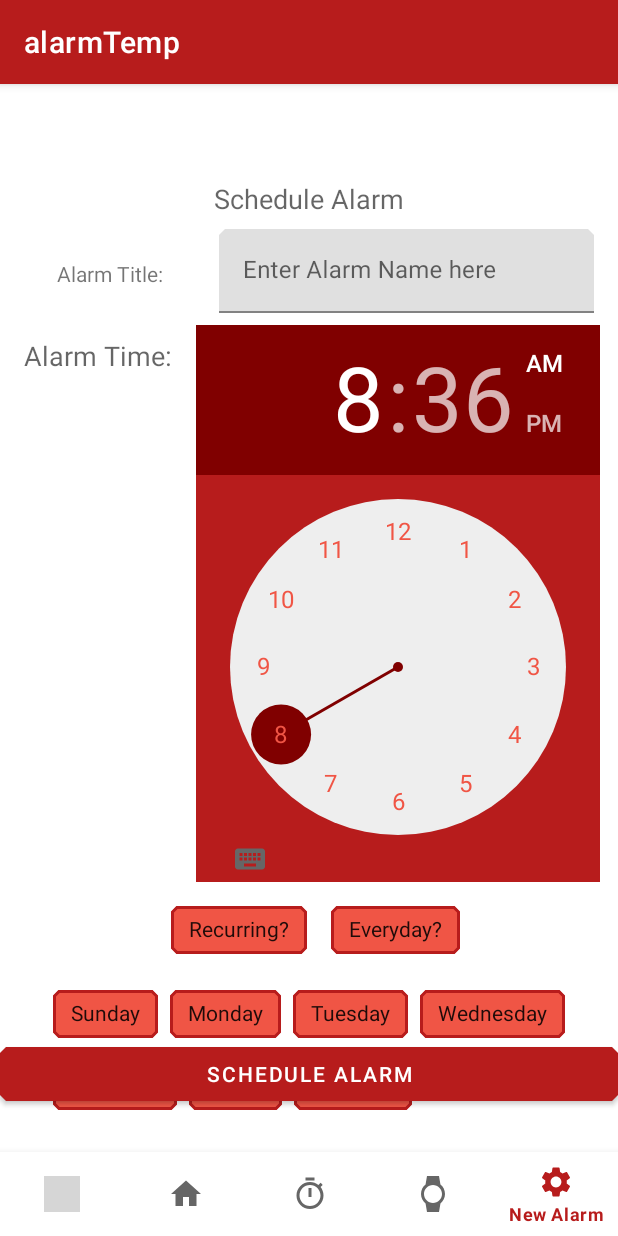
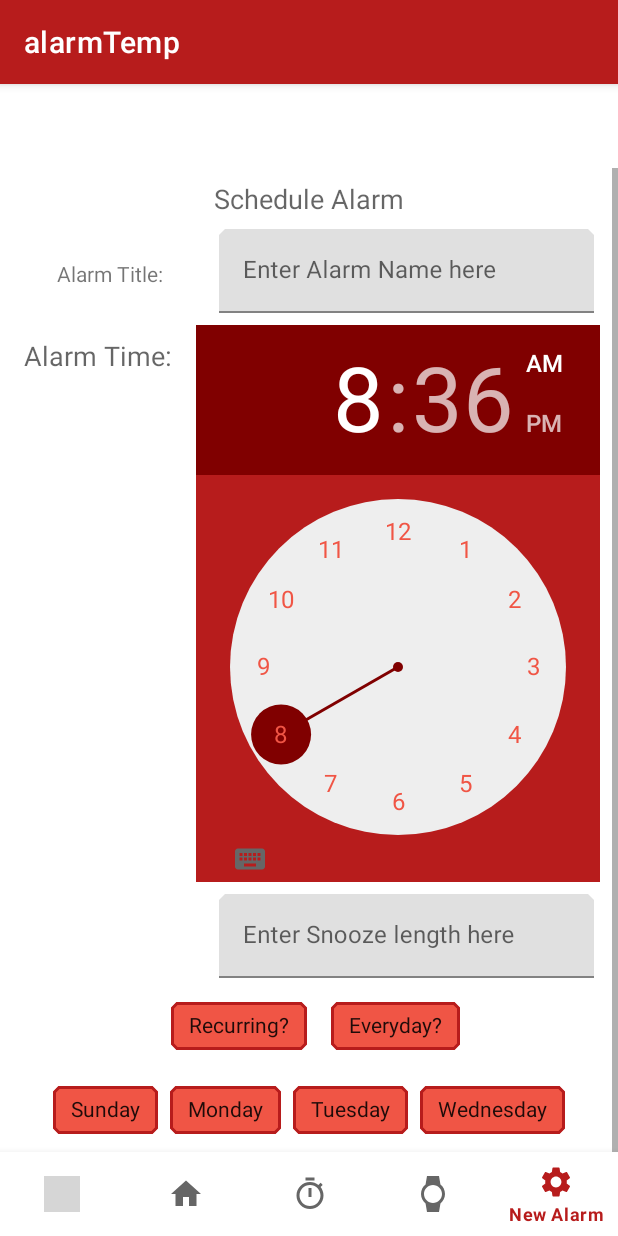
Before and after one commit to gosooners345/SuperClock, an Android app: the CreateAlarmFragment screen opened through its navigation route, on a phone screen of 412 x 824 dp. Run offline under Robolectric (Android 15) with nearby library versions, the phone set to English and light mode, and no system bars; our stand-ins replace ButterKnife, Room's generated code, navigation-ui; grey boxes are pictures that could not be loaded.

Commit message:
Add snooze box for custom snooze lengths
Signed-off-by: Brandon Guerin <BoomerSooner12345@gmail.com>

```diff
--- a/app/src/main/java/com/superclock/release1/MainActivity.kt
+++ b/app/src/main/java/com/superclock/release1/MainActivity.kt
@@ -35,7 +35,5 @@ class MainActivity : AppCompatActivity() {
         setupActionBarWithNavController(navController, appBarConfiguration)
         navView.setupWithNavController(navController)
     }
-    companion object{
-        lateinit var alarmList : List<Alarm>
-    }
+
 }
--- a/app/src/main/java/com/superclock/release1/data/AlarmRepository.kt
+++ b/app/src/main/java/com/superclock/release1/data/AlarmRepository.kt
@@ -10,7 +10,7 @@ import com.superclock.release1.async.UpdateAsync
 
 class AlarmRepository(application: Application?) {
     //private val alarmDao: AlarmDao
-    val db : AlarmDatabase = AlarmDatabase.getDatabase(application)
+    private val db : AlarmDatabase = AlarmDatabase.getDatabase(application)
 
 
     fun insert(alarm: Alarm?) {
--- a/app/src/main/java/com/superclock/release1/receivers/AlarmBroadcastReceiver.kt
+++ b/app/src/main/java/com/superclock/release1/receivers/AlarmBroadcastReceiver.kt
@@ -34,9 +34,8 @@ class AlarmBroadcastReceiver : BroadcastReceiver()
 
     private fun alarmIsToday(intent: Intent): Boolean {
         val calendar: Calendar = Calendar.getInstance()
-        calendar.setTimeInMillis(System.currentTimeMillis())
-        val today: Int = calendar.get(Calendar.DAY_OF_WEEK)
-        when (today) {
+        calendar.timeInMillis = System.currentTimeMillis()
+        when (calendar.get(Calendar.DAY_OF_WEEK)) {
             Calendar.MONDAY -> {
                 return intent.getBooleanExtra(MONDAY, false)
             }
@@ -92,6 +91,7 @@ class AlarmBroadcastReceiver : BroadcastReceiver()
         const val RECURRING = "RECURRING"
         const val EVERYDAY = "EVERYDAY"
         const val TITLE = "TITLE"
+        const val SNOOZE = "SNOOZE"
     }
 
 }
--- a/app/src/main/java/com/superclock/release1/ui/createalarms/CreateAlarmFragment.kt
+++ b/app/src/main/java/com/superclock/release1/ui/createalarms/CreateAlarmFragment.kt
@@ -33,6 +33,7 @@ class CreateAlarmFragment : Fragment() {
     var timePicker: TimePicker? = null
 var recurrDaysChipGroup: ChipGroup? = null
     var recurrChipGroup: ChipGroup?=null
+    var snoozeLength : TextInputLayout? = null
     var title: TextInputLayout? = null
     var scheduleAlarm: Button? = null
     var recurring: Chip? = null
@@ -63,21 +64,22 @@ var recurrDaysChipGroup: ChipGroup? = null
         container: ViewGroup?,
         savedInstanceState: Bundle?
     ): View? {
-        val view = inflater.inflate(R.layout.fragment_alarm_create,container,false)
-        ButterKnife.bind(this,view)
+        val view = inflater.inflate(R.layout.fragment_alarm_create, container, false)
+        ButterKnife.bind(this, view)
         timePicker = view.findViewById<TimePicker>(R.id.timePicker)
-        recurrDaysChipGroup= view.findViewById(R.id.recurringDaysChipGroup)
-        title= view.findViewById(R.id.alarmTitle)
+        recurrDaysChipGroup = view.findViewById(R.id.recurringDaysChipGroup)
+        title = view.findViewById(R.id.alarmTitle)
         scheduleAlarm = view.findViewById(R.id.scheduleAlarm)
-        recurring=view.findViewById(R.id.recurringChip)
-        everyday=view.findViewById(R.id.everydayChip)
-sun=view.findViewById(R.id.sundayChip)
-        mon =view.findViewById(R.id.mondayChip)
-        tue=view.findViewById(R.id.tuesdayChip)
-wed=view.findViewById(R.id.wednesdayChip)
-        thu=view.findViewById(R.id.thursdayChip)
-        fri=view.findViewById(R.id.fridayChip)
-        sat=view.findViewById(R.id.saturdayChip)
+        recurring = view.findViewById(R.id.recurringChip)
+        everyday = view.findViewById(R.id.everydayChip)
+        sun = view.findViewById(R.id.sundayChip)
+        mon = view.findViewById(R.id.mondayChip)
+        tue = view.findViewById(R.id.tuesdayChip)
+        wed = view.findViewById(R.id.wednesdayChip)
+        thu = view.findViewById(R.id.thursdayChip)
+        fri = view.findViewById(R.id.fridayChip)
+        sat = view.findViewById(R.id.saturdayChip)
+snoozeLength = view.findViewById(R.id.snoozeBox)
 
 
         //Repeating alarms
@@ -85,15 +87,15 @@ wed=view.findViewById(R.id.wednesdayChip)
             if (isChecked) {
                 recurringCheck = true
                 recurrDaysChipGroup?.visibility = View.VISIBLE
-            everyday?.visibility = View.VISIBLE
-            }
-            else {
-                recurrDaysChipGroup?.visibility= View.GONE
+                everyday?.visibility = View.VISIBLE
+            } else {
+                recurrDaysChipGroup?.visibility = View.GONE
                 everyday?.visibility = View.GONE
-                recurringCheck=false
+                recurringCheck = false
             }
         }
-        scheduleAlarm?.setOnClickListener{v->scheduleAlarmButtonListener.onClick(v)
+        scheduleAlarm?.setOnClickListener { v ->
+            scheduleAlarmButtonListener.onClick(v)
 
         }
         return view
@@ -105,6 +107,7 @@ wed=view.findViewById(R.id.wednesdayChip)
             getTimePickerHour(timePicker!!),
             getTimePickerMinute(timePicker!!),
             title!!.editText?.text.toString(),
+           (snoozeLength!!.editText?.text.toString()).toInt(),
             true,
             created =System.currentTimeMillis() ,
             recurring!!.isChecked,
@@ -132,16 +135,10 @@ wed=view.findViewById(R.id.wednesdayChip)
     }
 
 
-
     //OnCreate
     override fun onCreate(@Nullable savedInstanceState: Bundle?) {
         super.onCreate(savedInstanceState)
-
-createAlarmViewModel= ViewModelProvider(this).get(CreateAlarmViewModel::class.java)
-
-
-
-
+        createAlarmViewModel = ViewModelProvider(this).get(CreateAlarmViewModel::class.java)
     }
 
 
--- a/app/src/main/res/layout/fragment_alarm_create.xml
+++ b/app/src/main/res/layout/fragment_alarm_create.xml
@@ -79,6 +79,23 @@
 
     </com.google.android.material.textfield.TextInputLayout>
 
+    <com.google.android.material.textfield.TextInputLayout
+        android:id="@+id/snoozeBox"
+        android:layout_width="250dp"
+        android:layout_height="wrap_content"
+        android:layout_marginTop="8dp"
+        android:layout_marginEnd="16dp"
+        android:hint="@string/enter_snooze_length_here"
+        app:counterMaxLength="2"
+        app:layout_constraintEnd_toEndOf="parent"
+        app:layout_constraintTop_toBottomOf="@id/timePicker">
+
+        <com.google.android.material.textfield.TextInputEditText
+            android:layout_width="match_parent"
+            android:layout_height="wrap_content"
+            android:digits="true" />
+
+    </com.google.android.material.textfield.TextInputLayout>
     <com.google.android.material.chip.ChipGroup
         android:id="@+id/recurringChipGroup"
         android:layout_width="wrap_content"
@@ -93,7 +110,7 @@
         app:closeIconEnabled="false"
         app:layout_constraintEnd_toEndOf="parent"
         app:layout_constraintStart_toStartOf="parent"
-        app:layout_constraintTop_toBottomOf="@+id/timePicker">
+        app:layout_constraintTop_toBottomOf="@+id/snoozeBox">
     <com.google.android.material.chip.Chip
         android:id="@+id/recurringChip"
         android:layout_width="wrap_content"
@@ -226,8 +243,8 @@
         android:layout_gravity="center"
         android:layout_marginBottom="8dp"
         android:text="Schedule Alarm"
-        app:layout_constraintBottom_toBottomOf="parent"
-        app:layout_constraintEnd_toEndOf="parent" />-->
+        app:layout_constraintTop_toBottomOf="@id/recurringDaysChipGroup"
+        app:layout_constraintEnd_toEndOf="parent" />
 
 </androidx.constraintlayout.widget.ConstraintLayout>
 </ScrollView>
--- a/app/src/main/res/values/strings.xml
+++ b/app/src/main/res/values/strings.xml
@@ -23,5 +23,6 @@
     <string name="friday">Friday</string>
     <string name="saturday">Saturday</string>
     <string name="alarm_title">Alarm Title:</string>
+    <string name="enter_snooze_length_here">Enter Snooze length here</string>
 
 </resources>
```
Also changed, not shown: app/src/main/java/com/superclock/release1/RingActivity.kt (+8 -7 lines), app/src/main/java/com/superclock/release1/data/Alarm.kt (+16 -13 lines), app/src/main/java/com/superclock/release1/ui/alarms/AlarmFragment.kt (+16 -16 lines).
